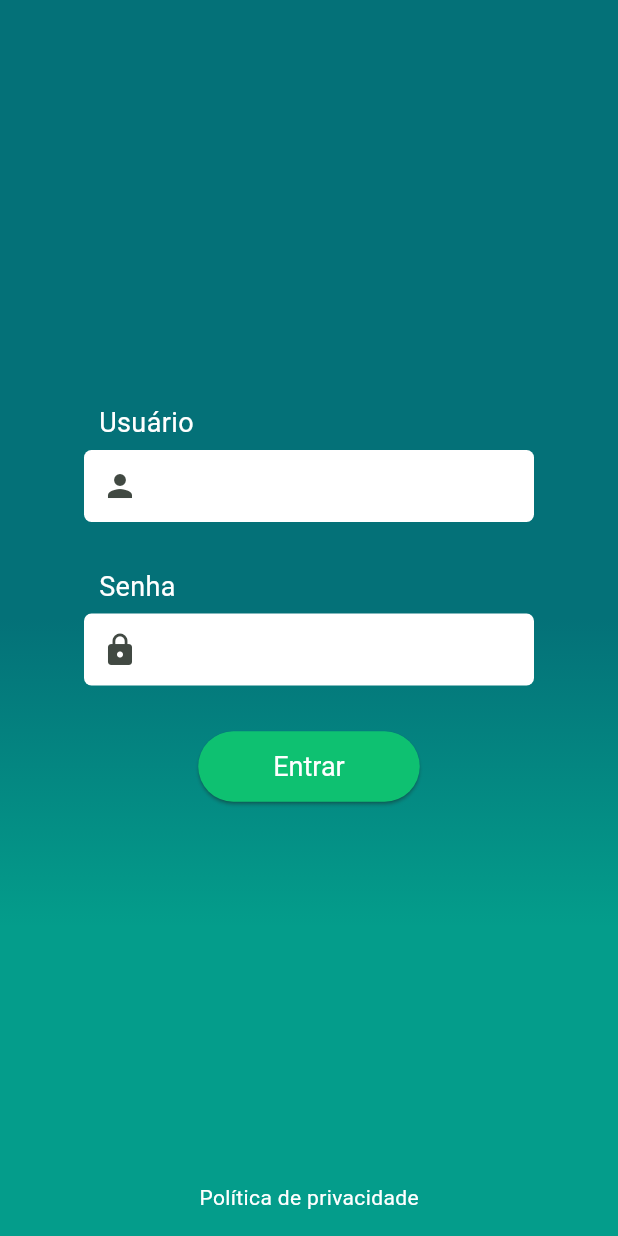
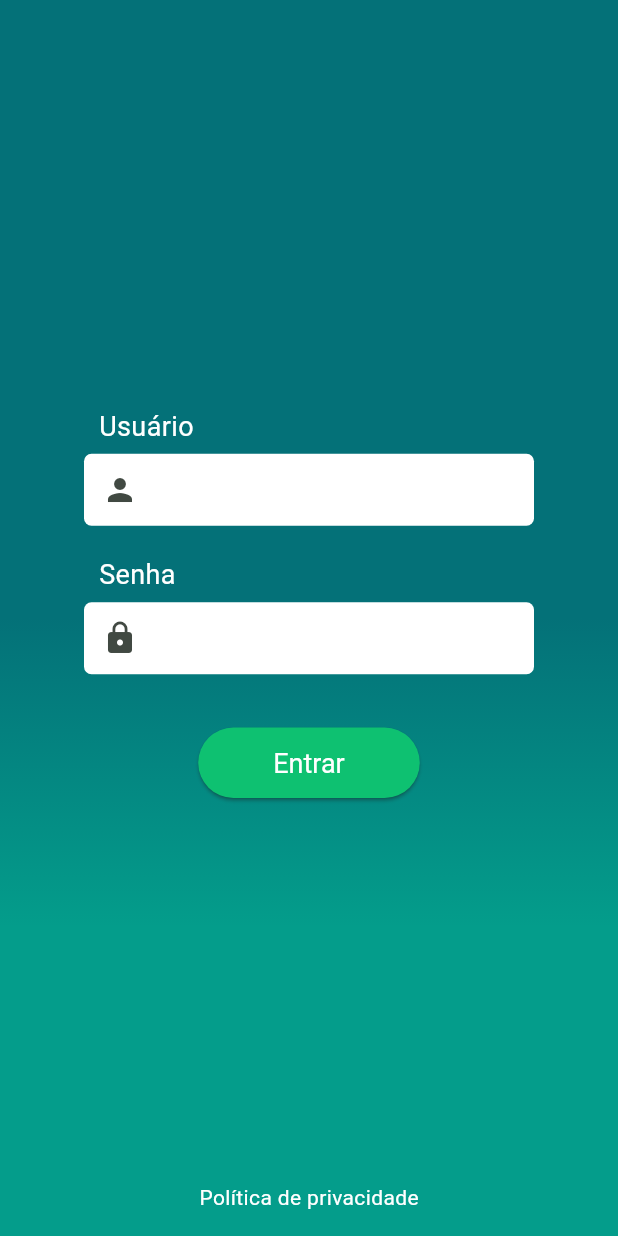
Before and after one commit to eduardoazvd17/notes_app, a Flutter app: the screen it shows after launch, on a phone screen of 412 x 824 dp. Run offline on Flutter 3.47's test engine with Material 2 defaults, Android fonts, the phone set to English and light mode, and no system bars.

Commit message:
Adjusting padding

```diff
--- a/lib/src/features/login/presentation/pages/login_page.dart
+++ b/lib/src/features/login/presentation/pages/login_page.dart
@@ -22,12 +22,12 @@ class LoginPage extends StatelessWidget {
                   prefixIcon: Icons.person,
                   label: 'Usuário',
                 ),
-                const SizedBox(height: 30),
+                const SizedBox(height: 20),
                 const AuthTextFieldWidget(
                   prefixIcon: Icons.lock,
                   label: 'Senha',
                 ),
-                const SizedBox(height: 30),
+                const SizedBox(height: 35),
                 ElevatedButton(
                   onPressed: () {},
                   style: ThemeUtils.loginButtonStyle,
```
